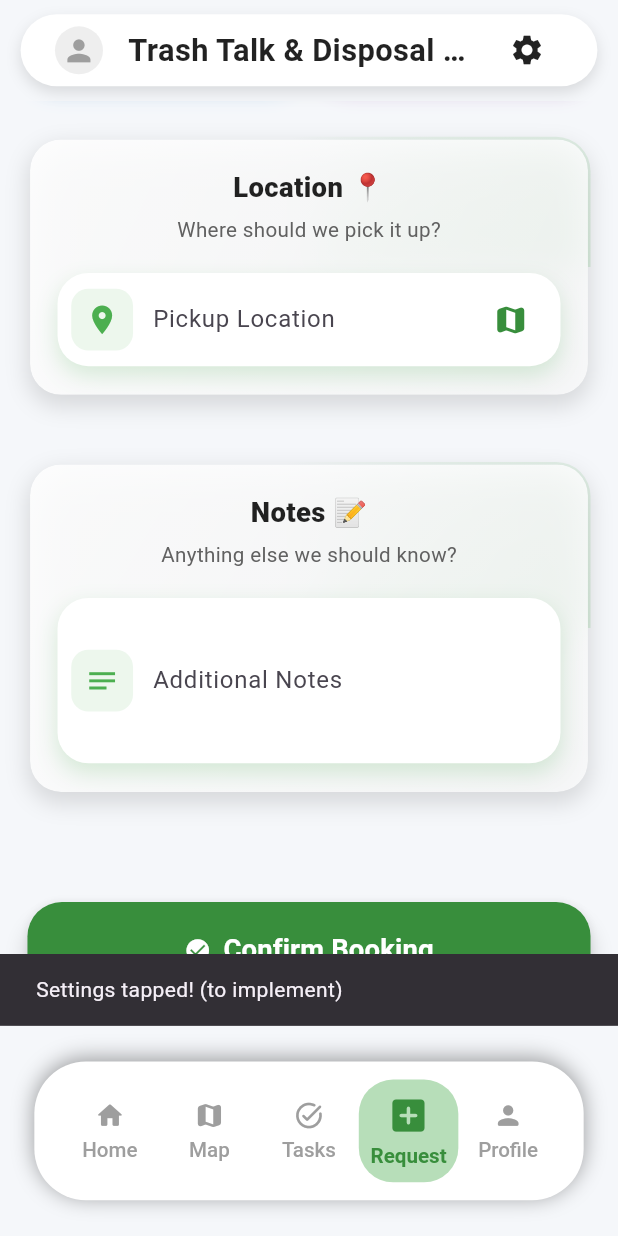
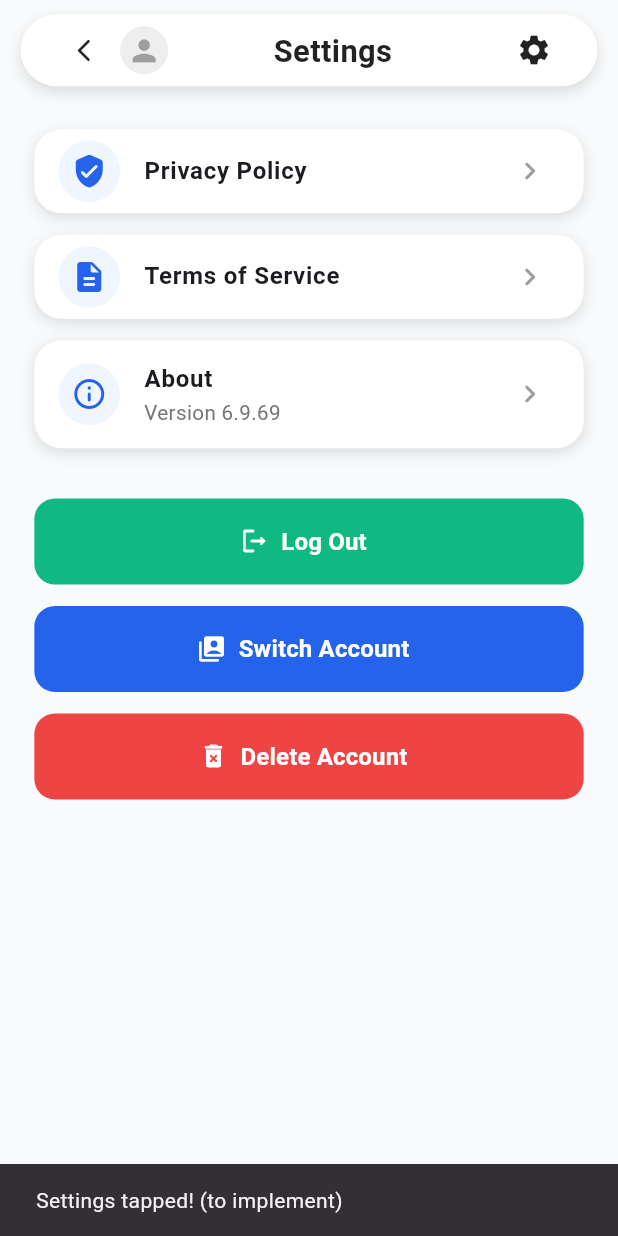
Before and after one commit to Adityaaaaaaaaaaaaaaa/WDA, a Flutter app: the URequestPage screen opened by its route, scrolled down 1544 dp, after a tap on the "settings" icon, on a phone screen of 412 x 824 dp. Run offline on Flutter 3.47's test engine with Material 3 defaults, Android fonts, the phone set to English and light mode, and no system bars; our stand-ins replace cloud_firestore, firebase_auth, firebase_core, flutter_dotenv, flutter_map, flutter_riverpod and 8 more; missing offline and left inert: alert_info, flutter_displaymode, flutter_map_location_marker, flutter_map_marker_cluster; accounts and stored records are empty.

Commit message:
settings added

```diff
--- a/lib/features/auth/signin_page.dart
+++ b/lib/features/auth/signin_page.dart
@@ -64,7 +64,7 @@ class _SignInPageState extends State<SignInPage> with TickerProviderStateMixin {
 
       await FirebaseAuth.instance.signInWithCredential(credential);
 
-      context.push('/userRole');
+      context.push('/splash');
     } catch (e) {
       SnackbarUtils.alert(
         context,
--- /dev/null
+++ b/lib/features/user/settings/settings_page.dart
@@ -0,0 +1,498 @@
+// settings_page.dart
+// ignore_for_file: deprecated_member_use
+
+import 'dart:ui';
+
+import 'package:flutter/material.dart';
+import 'package:flutter_screenutil/flutter_screenutil.dart';
+import 'package:firebase_auth/firebase_auth.dart';
+import 'package:cloud_firestore/cloud_firestore.dart';
+import 'package:google_sign_in/google_sign_in.dart';
+import 'package:go_router/go_router.dart';
+
+/// ----- App bar that matches your style, but adds a BACK arrow before the avatar
+class SettingsAppBar extends StatefulWidget implements PreferredSizeWidget {
+  final String title;
+  const SettingsAppBar({super.key, required this.title});
+  @override
+  Size get preferredSize => Size.fromHeight(70.h);
+
+  @override
+  State<SettingsAppBar> createState() => _SettingsAppBarState();
+}
+
+class _SettingsAppBarState extends State<SettingsAppBar> {
+  String? _photoUrl;
+  bool _loading = true;
+
+  Future<void> _loadUser() async {
+    try {
+      final user = FirebaseAuth.instance.currentUser;
+      if (user == null) return;
+      final doc =
+          await FirebaseFirestore.instance.collection('users').doc(user.uid).get();
+      if (!mounted) return;
+      setState(() {
+        _photoUrl = (doc.data()?['photoUrl'] as String?) ?? user.photoURL;
+        _loading = false;
+      });
+    } catch (_) {
+      if (mounted) _loading = false;
+    }
+  }
+
+  @override
+  void initState() {
+    super.initState();
+    _loadUser();
+  }
+
+  @override
+  Widget build(BuildContext context) {
+    return PreferredSize(
+      preferredSize: Size.fromHeight(70.h),
+      child: SafeArea(
+        child: Padding(
+          padding: EdgeInsets.symmetric(horizontal: 12.w, vertical: 8.h),
+          child: Container(
+            decoration: BoxDecoration(
+              color: Colors.white,
+              borderRadius: BorderRadius.circular(30.r),
+              boxShadow: const [
+                BoxShadow(color: Colors.black12, blurRadius: 8, offset: Offset(0, 4)),
+              ],
+            ),
+            padding: EdgeInsets.symmetric(horizontal: 16.w),
+            child: Row(
+              children: [
+                IconButton(
+                  icon: const Icon(Icons.arrow_back_ios_new_rounded, size: 18),
+                  color: Colors.black87,
+                  onPressed: () => Navigator.pop(context),
+                ),
+                // Avatar (same style as yours)
+                _loading
+                    ? CircleAvatar(radius: 14.r, backgroundColor: Colors.grey.shade300)
+                    : CircleAvatar(
+                        radius: 14.r,
+                        backgroundColor: Colors.grey.shade200,
+                        backgroundImage:
+                            (_photoUrl != null && _photoUrl!.isNotEmpty)
+                                ? NetworkImage(_photoUrl!)
+                                : null,
+                        child: (_photoUrl == null || _photoUrl!.isEmpty)
+                            ? Icon(Icons.person, color: Colors.grey, size: 20.sp)
+                            : null,
+                      ),
+                Expanded(
+                  child: Padding(
+                    padding: EdgeInsets.symmetric(horizontal: 10.w),
+                    child: Text(
+                      widget.title,
+                      textAlign: TextAlign.center,
+                      style: TextStyle(
+                        fontWeight: FontWeight.bold,
+                        fontSize: 18.sp,
+                        color: Colors.black87,
+                      ),
+                      overflow: TextOverflow.ellipsis,
+                    ),
+                  ),
+                ),
+                // Settings button -> stays consistent (pushes to this page)
+                IconButton(
+                  icon: const Icon(Icons.settings, color: Colors.black87),
+                  onPressed: () => context.go('/settings'),
+                ),
+              ],
+            ),
+          ),
+        ),
+      ),
+    );
+  }
+}
+
+/// ----- SETTINGS PAGE (mockup-style)
+class SettingsPage extends StatelessWidget {
+  const SettingsPage({super.key});
+
+  @override
+  Widget build(BuildContext context) {
+    return Scaffold(
+      appBar: const SettingsAppBar(title: 'Settings'),
+      backgroundColor: const Color(0xFFF8FAFB),
+      body: SafeArea(
+        child: SingleChildScrollView(
+          padding: EdgeInsets.symmetric(horizontal: 20.w, vertical: 16.h),
+          child: Column(
+            children: [
+              _CardTile(
+                leading: Icons.verified_user_rounded,
+                title: 'Privacy Policy',
+                onTap: () => _showDocDialog(context, 'Privacy Policy', _privacyText),
+              ),
+              _CardTile(
+                leading: Icons.description_rounded,
+                title: 'Terms of Service',
+                onTap: () => _showDocDialog(context, 'Terms of Service', _tosText),
+              ),
+              _CardTile(
+                leading: Icons.info_outline_rounded,
+                title: 'About',
+                subtitle: 'Version 6.9.69',
+                onTap: () => _showDocDialog(context, 'About EcoDisposal', _aboutText),
+              ),
+              SizedBox(height: 16.h),
+              _ActionButton(
+                text: 'Log Out',
+                color: const Color(0xFF10B981),
+                icon: Icons.logout_rounded,
+                onTap: () => _logout(context),
+              ),
+              SizedBox(height: 12.h),
+              _ActionButton(
+                text: 'Switch Account',
+                color: const Color(0xFF2563EB),
+                icon: Icons.switch_account_rounded,
+                onTap: () => _switchAccount(context),
+              ),
+              SizedBox(height: 12.h),
+              _ActionButton(
+                text: 'Delete Account',
+                color: const Color(0xFFEF4444),
+                icon: Icons.delete_forever_rounded,
+                onTap: () => _deleteAccountFlow(context),
+              ),
+            ],
+          ),
+        ),
+      ),
+    );
+  }
+
+  // --------- Actions (keep your existing sign-in flow untouched) ---------
+
+Future<void> _logout(BuildContext context) async {
+  try {
+    await FirebaseAuth.instance.signOut();
+    // use the singleton
+    try { await GoogleSignIn.instance.signOut(); } catch (_) {}
+  } finally {
+    if (context.mounted) context.go('/signup');
+  }
+}
+
+Future<void> _switchAccount(BuildContext context) async {
+  try {
+    // clear current sessions
+    await FirebaseAuth.instance.signOut();
+    try { await GoogleSignIn.instance.signOut(); } catch (_) {}
+
+    // open Google account chooser (your API)
+    final googleUser = await GoogleSignIn.instance.authenticate();
+
+    final googleAuth = await googleUser.authentication;
+    final cred = GoogleAuthProvider.credential(
+      idToken: googleAuth.idToken,
+    );
+
+    final userCred = await FirebaseAuth.instance.signInWithCredential(cred);
+    final uid = userCred.user?.uid;
+    if (!context.mounted) return;
+
+    if (uid == null) {
+      context.go('/signup');
+      return;
+    }
+
+    final snap =
+        await FirebaseFirestore.instance.collection('users').doc(uid).get();
+    if (snap.exists) {
+      context.go('/uHome'); // or your home route
+    } else {
+      context.go('/signup');
+    }
+  } catch (e) {
+    ScaffoldMessenger.of(context)
+        .showSnackBar(SnackBar(content: Text('Switch account failed: $e')));
+  }
+}
+
+Future<void> _deleteAccountFlow(BuildContext context) async {
+  final user = FirebaseAuth.instance.currentUser;
+  if (user == null) return;
+
+  final ok = await showDialog<bool>(
+    context: context,
+    builder: (_) => AlertDialog(
+      title: const Text('Delete Account'),
+      content: const Text(
+          'This will permanently delete your account and associated data. Continue?'),
+      actions: [
+        TextButton(onPressed: () => Navigator.pop(context, false), child: const Text('Cancel')),
+        TextButton(onPressed: () => Navigator.pop(context, true), child: const Text('Delete')),
+      ],
+    ),
+  );
+  if (ok != true) return;
+
+  try {
+    // best-effort: remove user doc first
+    await FirebaseFirestore.instance.collection('users').doc(user.uid).delete().catchError((_) {});
+    await user.delete();
+    try { await GoogleSignIn.instance.signOut(); } catch (_) {}
+    await FirebaseAuth.instance.signOut();
+    if (context.mounted) context.go('/onboarding');
+  } on FirebaseAuthException catch (e) {
+    if (e.code == 'requires-recent-login') {
+      // reauth with your Google flow, then retry once
+      try {
+        final googleUser = await GoogleSignIn.instance.authenticate();
+
+        final googleAuth = await googleUser.authentication;
+        final cred = GoogleAuthProvider.credential(
+          idToken: googleAuth.idToken,
+        );
+        await user.reauthenticateWithCredential(cred);
+
+        await FirebaseFirestore.instance.collection('users').doc(user.uid).delete().catchError((_) {});
+        await user.delete();
+        try { await GoogleSignIn.instance.signOut(); } catch (_) {}
+        await FirebaseAuth.instance.signOut();
+        if (context.mounted) context.go('/onboarding');
+      } catch (e2) {
+        ScaffoldMessenger.of(context).showSnackBar(
+          SnackBar(content: Text('Reauthentication failed: $e2')),
+        );
+      }
+    } else {
+      ScaffoldMessenger.of(context).showSnackBar(
+        SnackBar(content: Text('Delete failed: ${e.message}')),
+      );
+    }
+  } catch (e) {
+    ScaffoldMessenger.of(context).showSnackBar(
+      SnackBar(content: Text('Delete failed: $e')),
+    );
+  }
+}
+}
+
+// ---- Tiles & Buttons (mockup-ish)
+
+class _CardTile extends StatelessWidget {
+  final IconData leading;
+  final String title;
+  final String? subtitle;
+  final VoidCallback onTap;
+
+  const _CardTile({
+    required this.leading,
+    required this.title,
+    required this.onTap,
+    this.subtitle,
+  });
+
+  @override
+  Widget build(BuildContext context) {
+    return Container(
+      margin: EdgeInsets.only(bottom: 12.h),
+      decoration: BoxDecoration(
+        color: Colors.white,
+        borderRadius: BorderRadius.circular(16.r),
+        boxShadow: const [BoxShadow(color: Colors.black12, blurRadius: 8, offset: Offset(0, 3))],
+      ),
+      child: ListTile(
+        leading: CircleAvatar(
+          radius: 18.r,
+          backgroundColor: const Color(0xFFEFF6FF),
+          child: Icon(leading, color: const Color(0xFF2563EB)),
+        ),
+        title: Text(title, style: TextStyle(fontWeight: FontWeight.w600, fontSize: 14.sp)),
+        subtitle: (subtitle == null)
+            ? null
+            : Text(subtitle!, style: TextStyle(fontSize: 12.sp, color: Colors.grey[600])),
+        trailing: const Icon(Icons.chevron_right_rounded, color: Colors.grey),
+        onTap: onTap,
+      ),
+    );
+  }
+}
+
+class _ActionButton extends StatelessWidget {
+  final String text;
+  final Color color;
+  final IconData icon;
+  final VoidCallback onTap;
+  const _ActionButton({required this.text, required this.color, required this.icon, required this.onTap});
+
+  @override
+  Widget build(BuildContext context) {
+    return SizedBox(
+      height: 48.h,
+      width: double.infinity,
+      child: ElevatedButton.icon(
+        style: ElevatedButton.styleFrom(
+          backgroundColor: color,
+          shape: RoundedRectangleBorder(borderRadius: BorderRadius.circular(12.r)),
+          elevation: 0,
+        ),
+        onPressed: onTap,
+        icon: Icon(icon, color: Colors.white, size: 20),
+        label: Text(text, style: TextStyle(color: Colors.white, fontWeight: FontWeight.w700, fontSize: 14.sp)),
+      ),
+    );
+  }
+}
+
+// ---- Fake but realistic texts (scrollable in dialog with X button)
+Future<void> _showDocDialog(BuildContext context, String title, String body) async {
+  await showDialog(
+    context: context,
+    barrierColor: Colors.black.withOpacity(0.25),
+    builder: (_) => Dialog(
+      insetPadding: EdgeInsets.symmetric(horizontal: 16.w, vertical: 24.h),
+      backgroundColor: Colors.transparent, // <- glass container handles bg
+      child: ClipRRect(
+        borderRadius: BorderRadius.circular(18.r),
+        child: BackdropFilter(
+          filter: ImageFilter.blur(sigmaX: 16, sigmaY: 16),
+          child: Container(
+            decoration: BoxDecoration(
+              color: Colors.white.withOpacity(0.65),
+              borderRadius: BorderRadius.circular(18.r),
+              border: Border.all(color: Colors.white.withOpacity(0.35), width: 1),
+              boxShadow: [
+                BoxShadow(
+                  color: Colors.black.withOpacity(0.12),
+                  blurRadius: 20,
+                  offset: const Offset(0, 8),
+                ),
+              ],
+            ),
+            height: 0.75.sh,
+            child: Column(
+              children: [
+                // header row
+                Padding(
+                  padding: EdgeInsets.fromLTRB(16.w, 12.h, 8.w, 0),
+                  child: Row(
+                    children: [
+                      Expanded(
+                        child: Text(
+                          title,
+                          style: TextStyle(
+                            fontSize: 16.sp,
+                            fontWeight: FontWeight.w800,
+                            color: Colors.black.withOpacity(0.85),
+                          ),
+                        ),
+                      ),
+                      IconButton(
+                        icon: const Icon(Icons.close_rounded),
+                        color: Colors.black87,
+                        onPressed: () => Navigator.pop(context),
+                        tooltip: 'Close',
+                      ),
+                    ],
+                  ),
+                ),
+                Divider(height: 1, color: Colors.black.withOpacity(0.08)),
+                // scrollable content
+                Expanded(
+                  child: SingleChildScrollView(
+                    physics: const BouncingScrollPhysics(),
+                    padding: EdgeInsets.all(16.w),
+                    child: Text(
+                      body,
+                      style: TextStyle(
+                        fontSize: 13.sp,
+                        height: 1.55,
+                        color: Colors.black.withOpacity(0.85),
+                      ),
+                    ),
+                  ),
+                ),
+              ],
+            ),
+          ),
+        ),
+      ),
+    ),
+  );
+}
+
+const _privacyText = '''
+Last updated: 04 Mar 2025
+
+What we collect
+• Basic Google profile: name, email, profile photo (upon sign-in).
+• Reports you submit: selected waste types, notes, timestamps, and the map coordinates you confirm.
+• Optional location: only when you explicitly use “Locate me” or attach your current position to a report.
+
+How we use it
+• Operate features (account, map pins, moderation) and improve EcoDisposal.
+• Detect spam/abuse and keep community data clean.
+• Produce aggregated, anonymized stats for cleanup partners (no personal data).
+
+Storage & sharing
+• Stored in Firebase (Google Cloud) in regions chosen by our project.
+• We never sell personal data.
+• We only share anonymized, aggregate insights (e.g., hotspots), not your identity.
+
+Your choices
+• You can delete your account and data from Settings → Delete Account.
+• Email/profile photo changes are managed by your Google account.
+• Contact us to request data export or deletion of specific reports.
+
+Security & retention
+• Transport is encrypted (HTTPS). Access is restricted by role.
+• We retain report data while it's useful for community cleanup analytics. Deleted accounts remove personal identifiers.
+''';
+
+const _tosText = '''
+Last updated: 20 Sep 2025
+
+1) Acceptance
+Using EcoDisposal means you agree to these Terms. If you don't agree, please don't use the app.
+
+2) Your responsibilities
+• Submit accurate, lawful content; don't post private info or anything harmful.
+• Respect property and local regulations when visiting locations.
+• Don't misuse the service (spam, scraping, attacks, or attempts to bypass limits).
+
+3) Content & moderation
+• Your submitted reports (text, selected waste types, coordinates) may be reviewed or removed for safety/quality.
+• We may show anonymized report info publicly (e.g., heatmaps) without your identity.
+
+4) Service changes
+• Features may change or be discontinued at any time. We try to avoid disruption but can't guarantee availability.
+
+5) Disclaimers & liability
+• EcoDisposal is provided “as is” and “as available”, without warranties of any kind.
+• We are not liable for indirect or incidental damages arising from use of the app.
+
+6) Updates to these Terms
+• We may update these Terms. Continued use after updates means you accept the changes.
+
+7) Contact
+Questions about these Terms or suspected abuse: support@ecodisposal.app
+''';
+
+const _aboutText = '''
+EcoDisposal
+Version 6.9.69
+
+A lightweight community tool to flag waste hotspots and coordinate cleanups.
+• Fast map with clustering
+• Simple multi-type reporting
+• Privacy-minded location usage
+• Built on Firebase + OpenStreetMap
+
+Legal
+• Terms of Service and Privacy Policy available in Settings.
+
+Made with 💖 for cleaner cities.
+© 2025 EcoDisposal
+''';
--- a/lib/features/user/widgets/uAppBar.dart
+++ b/lib/features/user/widgets/uAppBar.dart
@@ -2,6 +2,7 @@ import 'package:flutter/material.dart';
 import 'package:flutter_screenutil/flutter_screenutil.dart';
 import 'package:firebase_auth/firebase_auth.dart';
 import 'package:cloud_firestore/cloud_firestore.dart';
+import 'package:go_router/go_router.dart';
 
 class UAppBar extends StatefulWidget implements PreferredSizeWidget {
   final String title; // Just the center text (e.g., "Home")
@@ -125,6 +126,7 @@ class _UAppBarState extends State<UAppBar> {
                         content: Text("Settings tapped! (to implement)"),
                       ),
                     );
+                    context.push('/uSettings');
                   },
                 ),
               ],
--- a/lib/main.dart
+++ b/lib/main.dart
@@ -19,6 +19,7 @@ import 'features/splash/splash_screen.dart';
 import 'features/user/home/uHome_page.dart';
 import 'features/user/map/uMaps_page.dart';
 import 'features/user/request/uRequest_page.dart';
+import 'features/user/settings/settings_page.dart';
 import 'features/user/tasks/uTaskDetails_page.dart';
 import 'features/user/tasks/uTasks_page.dart';
 import 'utils/adaptive_transition.dart';
@@ -108,6 +109,10 @@ final GoRouter _router = GoRouter(
       path: '/uMap',
       builder: (context, state) => const UMapsPage(),
     ),
+    GoRoute(
+      path: '/uSettings',
+      builder: (context, state) => const SettingsPage(),
+    ),
   ],
 );
 
```
